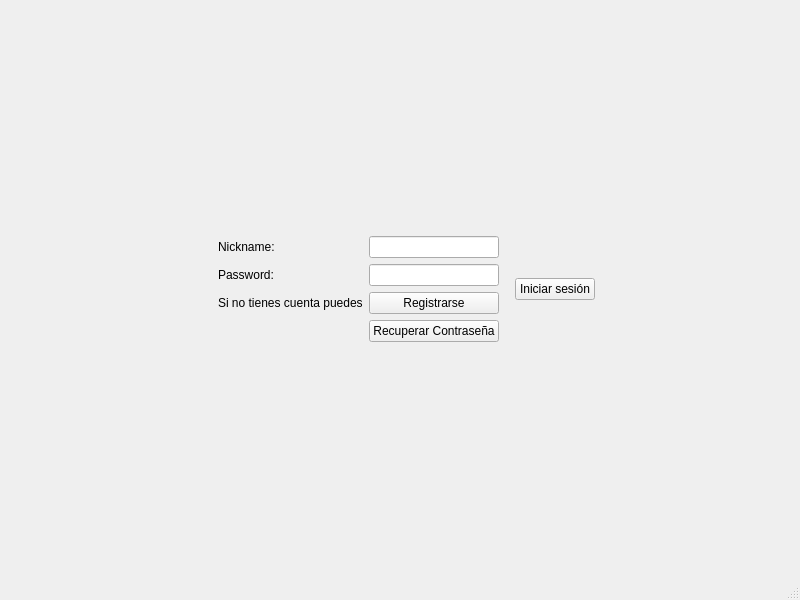
Qt form mainwindow.ui (Sunimik1975/ihm_4connect) before a commit.
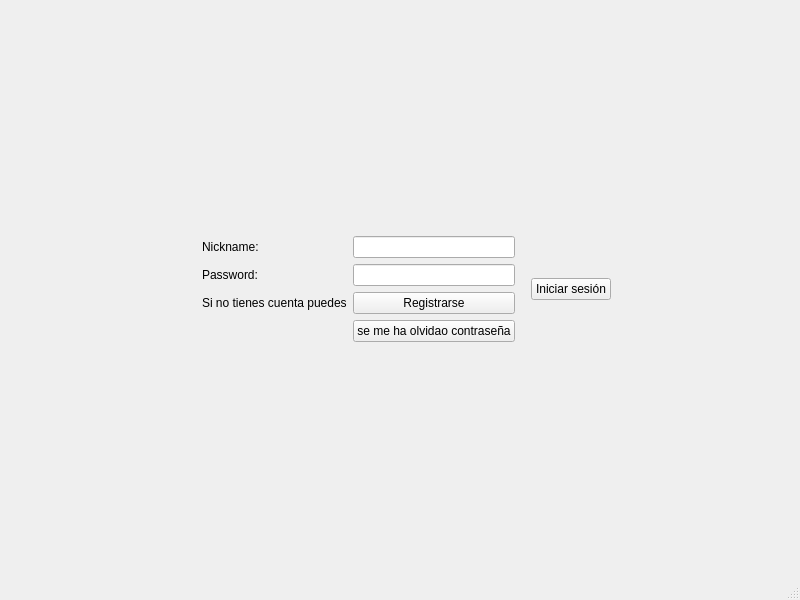
The same form after that commit.

```diff
--- a/mainwindow.ui
+++ b/mainwindow.ui
@@ -123,7 +123,7 @@
         <item row="3" column="1">
          <widget class="QPushButton" name="recorveryPassword">
           <property name="text">
-           <string>Recuperar Contraseña</string>
+           <string>se me ha olvidao contraseña</string>
           </property>
          </widget>
         </item>
```
Left out of the diff: 4 changed lines with no effect on the pictures.
